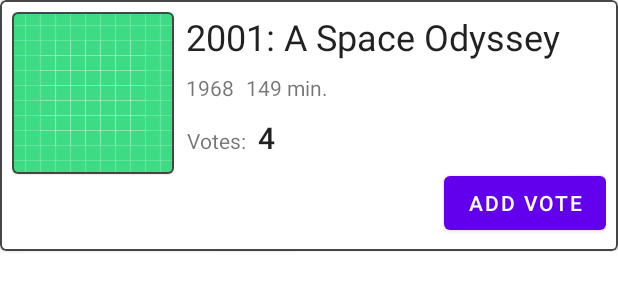
After one commit to pseiringer/MoviePicker, an Android app: the layout fragment_vote_card.xml on its own in the app's theme, with its tools: preview values and no code run, on a phone screen of 412 x 824 dp. The commit adds this screen. Shown: the top 300 px of the screen. Run offline under Robolectric (Android 15) with nearby library versions, the phone set to English and light mode, and no system bars.

Commit message:
added vote rooms

```diff
--- a/MoviePicker/app/src/main/res/layout/fragment_movie_card.xml
+++ b/MoviePicker/app/src/main/res/layout/fragment_movie_card.xml
@@ -1,11 +1,5 @@
 <?xml version="1.0" encoding="utf-8"?>
 
-
-<!--<ImageView-->
-<!--        xmlns:android="http://schemas.android.com/apk/res/android"-->
-<!--        android:id="@+id/img_moviePoster"-->
-<!--        android:layout_width="match_parent"-->
-<!--        android:layout_height="wrap_content"/>-->
 
 <com.google.android.material.card.MaterialCardView xmlns:android="http://schemas.android.com/apk/res/android"
     android:layout_width="wrap_content"
--- /dev/null
+++ b/MoviePicker/app/src/main/res/layout/fragment_vote_card.xml
@@ -0,0 +1,110 @@
+<?xml version="1.0" encoding="utf-8"?>
+
+
+<com.google.android.material.card.MaterialCardView xmlns:android="http://schemas.android.com/apk/res/android"
+    android:id="@+id/mcv_vote"
+    android:layout_width="match_parent"
+    android:layout_height="wrap_content"
+    xmlns:app="http://schemas.android.com/apk/res-auto"
+    app:strokeColor="@color/border"
+    xmlns:tools="http://schemas.android.com/tools"
+    app:strokeWidth="1dip">
+
+    <androidx.constraintlayout.widget.ConstraintLayout
+        android:layout_width="match_parent"
+        android:layout_height="wrap_content"
+        android:padding="@dimen/distance_small"
+        android:orientation="vertical">
+
+
+
+        <com.google.android.material.card.MaterialCardView
+            android:id="@+id/img_voteImageCard"
+            android:layout_width="wrap_content"
+            android:layout_height="match_parent"
+            app:layout_constraintTop_toTopOf="parent"
+            app:layout_constraintStart_toStartOf="parent"
+            app:layout_constraintBottom_toBottomOf="parent"
+            app:layout_constraintVertical_bias="0"
+            xmlns:app="http://schemas.android.com/apk/res-auto"
+            app:strokeColor="@color/border"
+            app:strokeWidth="1dip">
+            <ImageView
+                android:id="@+id/img_votePoster"
+                android:layout_width="wrap_content"
+                android:layout_height="wrap_content"
+                android:src="@drawable/ic_launcher_background"/>
+        </com.google.android.material.card.MaterialCardView>
+
+        <TextView
+            android:id="@+id/txv_voteTitle"
+            android:layout_width="0dip"
+            android:layout_height="wrap_content"
+            app:layout_constraintTop_toTopOf="parent"
+            app:layout_constraintStart_toEndOf="@id/img_voteImageCard"
+            app:layout_constraintEnd_toEndOf="parent"
+            style="@style/TextAppearance.MaterialComponents.Headline5"
+            android:layout_marginStart="@dimen/distance_small"
+            tools:text="2001: A Space Odyssey"/>
+
+
+        <TextView
+            android:id="@+id/txv_voteYear"
+            android:layout_width="wrap_content"
+            android:layout_height="wrap_content"
+            app:layout_constraintTop_toBottomOf="@id/txv_voteTitle"
+            app:layout_constraintStart_toEndOf="@id/img_voteImageCard"
+            app:layout_constraintEnd_toStartOf="@id/txv_voteRuntime"
+            android:layout_marginTop="@dimen/distance_small"
+            android:layout_marginStart="@dimen/distance_small"
+            tools:text="1968"/>
+        <TextView
+            android:id="@+id/txv_voteRuntime"
+            android:layout_width="0dip"
+            android:layout_height="wrap_content"
+            app:layout_constraintTop_toBottomOf="@id/txv_voteTitle"
+            app:layout_constraintStart_toEndOf="@id/txv_voteYear"
+            app:layout_constraintEnd_toEndOf="parent"
+            app:layout_constraintBaseline_toBaselineOf="@id/txv_voteYear"
+            android:layout_marginStart="@dimen/distance_small"
+            tools:text="149 min."/>
+
+        <TextView
+            android:id="@+id/txv_voteVotesText"
+            android:layout_width="wrap_content"
+            android:layout_height="wrap_content"
+            app:layout_constraintTop_toBottomOf="@id/txv_voteYear"
+            app:layout_constraintStart_toEndOf="@id/img_voteImageCard"
+            app:layout_constraintEnd_toStartOf="@id/txv_voteRuntime"
+            android:layout_marginTop="@dimen/distance_medium"
+            android:layout_marginStart="@dimen/distance_small"
+            android:text="@string/text_votes"/>
+        <TextView
+            android:id="@+id/txv_voteVotes"
+            android:layout_width="0dip"
+            android:layout_height="wrap_content"
+            app:layout_constraintTop_toBottomOf="@id/txv_voteYear"
+            app:layout_constraintStart_toEndOf="@id/txv_voteVotesText"
+            app:layout_constraintEnd_toEndOf="parent"
+            app:layout_constraintBaseline_toBaselineOf="@id/txv_voteVotesText"
+            android:layout_marginStart="@dimen/distance_small"
+            style="@style/TextAppearance.MaterialComponents.Headline6"
+            tools:text="4"/>
+
+        <Button
+            android:id="@+id/btn_voteAddVote"
+            android:layout_width="wrap_content"
+            app:layout_constraintHorizontal_bias="1"
+            app:flow_verticalBias="0"
+            android:layout_height="wrap_content"
+            app:layout_constraintTop_toBottomOf="@id/txv_voteVotesText"
+            app:layout_constraintStart_toEndOf="@id/img_voteImageCard"
+            app:layout_constraintEnd_toEndOf="parent"
+            app:layout_constraintBottom_toBottomOf="parent"
+            android:layout_marginStart="@dimen/distance_small"
+            android:layout_marginTop="@dimen/distance_small"
+            android:text="@string/text_add_vote"/>
+
+
+    </androidx.constraintlayout.widget.ConstraintLayout>
+</com.google.android.material.card.MaterialCardView>
```
Also changed, not shown: MoviePicker/app/src/main/AndroidManifest.xml (+10 -6 lines), MoviePicker/app/src/main/java/com/example/canteenchecker/moviepicker/ui/RoomActivity.kt (added, +173 -0 lines), MoviePicker/app/src/main/java/com/example/canteenchecker/moviepicker/ui/poll/PollFragment.kt (+36 -55 lines), MoviePicker/app/src/main/java/com/example/canteenchecker/moviepicker/ui/votecard/VoteCard.kt (added, +88 -0 lines), MoviePicker/app/src/main/res/layout/activity_room.xml (added, +51 -0 lines), MoviePicker/app/src/main/res/layout/fragment_poll.xml (+12 -39 lines), MoviePicker/app/src/main/res/values/strings.xml (+11 -0 lines).
